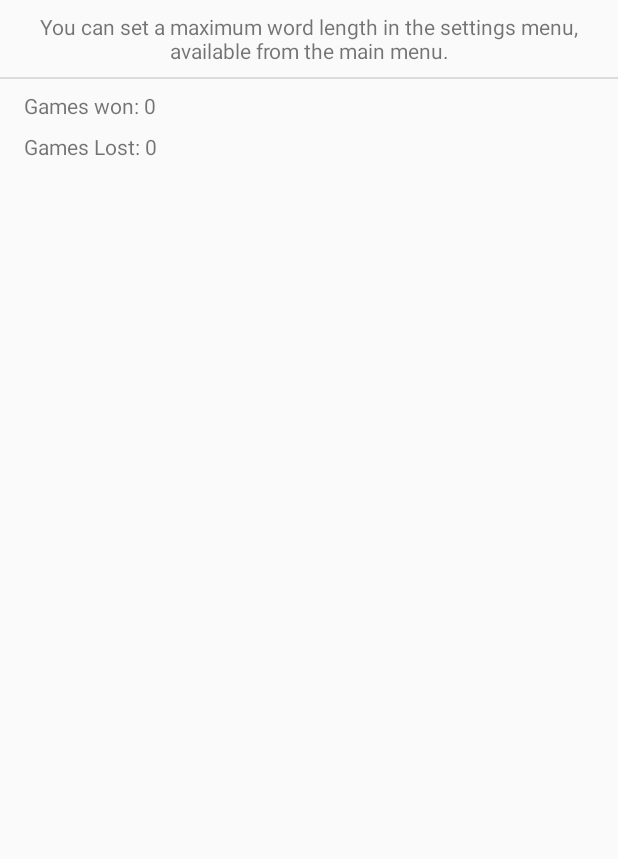
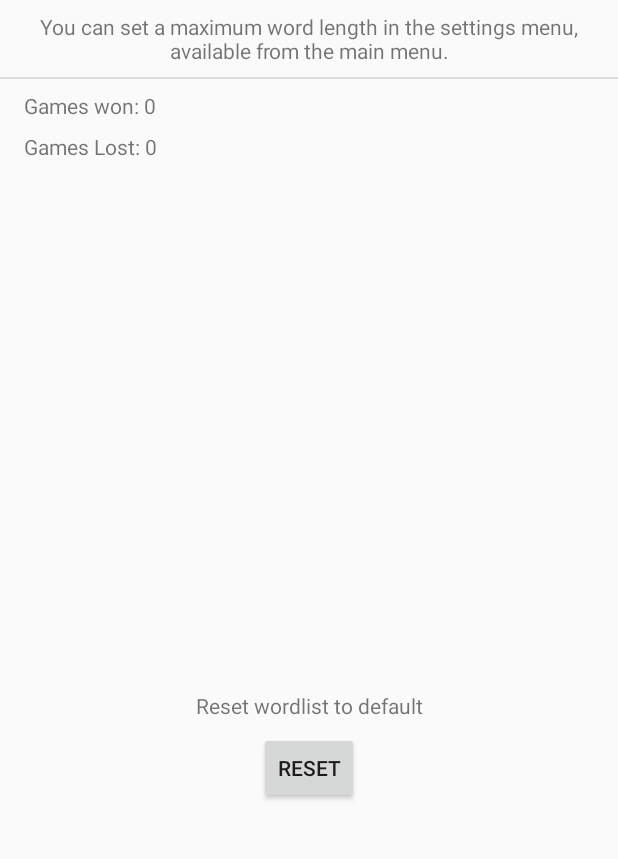
Before and after one commit to MathiasLH/Hangman, an Android app: the screen it shows after launch (aboutActivity), after a tap on an icon or button, on a phone screen of 412 x 824 dp, the part 234-1093 px from its top. Run offline under Robolectric (Android 15) with nearby library versions, the phone set to English and light mode, and no system bars.

Commit message:
Added functionality for removing words from the wordlist. Added functionality for restoring wordlist to default.

```diff
--- a/app/src/main/java/company/best/the/hangman/MainActivity.java
+++ b/app/src/main/java/company/best/the/hangman/MainActivity.java
@@ -40,7 +40,7 @@ public class MainActivity extends AppCompatActivity implements View.OnClickListe
         helpButton.setOnClickListener(this);
         sp = getSharedPreferences(myPrefs, 0);
         InputStream wordStream = getApplicationContext().getResources().openRawResource(R.raw.words_small);
-        if(true){
+        if(sp.getBoolean("firstRun", true)){
             createLocalWordList(readFile(wordStream));
             editor = sp.edit();
             editor.putBoolean("firstRun", false);
--- a/app/src/main/java/company/best/the/hangman/myAdapter.java
+++ b/app/src/main/java/company/best/the/hangman/myAdapter.java
@@ -55,6 +55,12 @@ public class myAdapter extends RecyclerView.Adapter<myAdapter.myViewHolder> {
 
     }
 
+    public void removeAt(int position){
+        dataset.remove(position);
+        notifyItemRemoved(position);
+        notifyItemRangeChanged(position, dataset.size());
+    }
+
     public void setOnItemClickListener(ClickListener clickListener){
         myAdapter.clickListener = clickListener;
     }
--- a/app/src/main/res/layout/activity_about.xml
+++ b/app/src/main/res/layout/activity_about.xml
@@ -71,4 +71,29 @@
         android:text="Games lost: 0"
         app:layout_constraintStart_toStartOf="parent"
         app:layout_constraintTop_toBottomOf="@+id/wintext" />
+
+    <TextView
+        android:id="@+id/textView5"
+        android:layout_width="wrap_content"
+        android:layout_height="wrap_content"
+        android:layout_marginStart="8dp"
+        android:layout_marginEnd="8dp"
+        android:layout_marginBottom="8dp"
+        android:text="Reset wordlist to default"
+        app:layout_constraintBottom_toTopOf="@+id/resetbutton"
+        app:layout_constraintEnd_toEndOf="parent"
+        app:layout_constraintStart_toStartOf="parent" />
+
+    <Button
+        android:id="@+id/resetbutton"
+        style="@style/Widget.AppCompat.Button.Small"
+        android:layout_width="wrap_content"
+        android:layout_height="wrap_content"
+        android:layout_marginBottom="132dp"
+        android:text="RESET"
+        android:textAlignment="center"
+        android:textSize="14sp"
+        app:layout_constraintBottom_toBottomOf="parent"
+        app:layout_constraintEnd_toEndOf="parent"
+        app:layout_constraintStart_toStartOf="parent" />
 </android.support.constraint.ConstraintLayout>
```
Also changed, not shown: app/src/main/java/company/best/the/hangman/aboutActivity.java (+62 -1 lines), app/src/main/java/company/best/the/hangman/gameActivity.java (+7 -4 lines), app/src/main/java/company/best/the/hangman/settingsActivity.java (+51 -3 lines).
